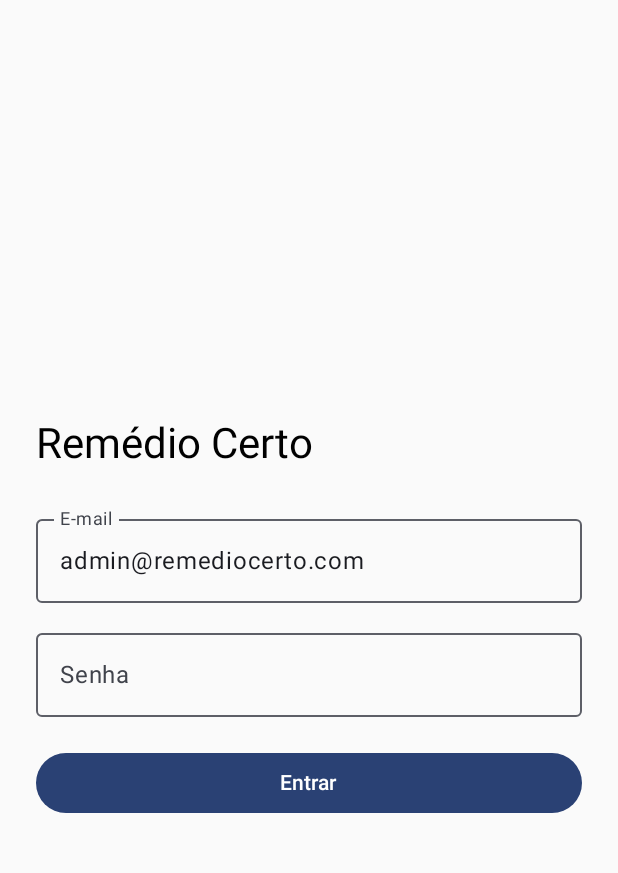
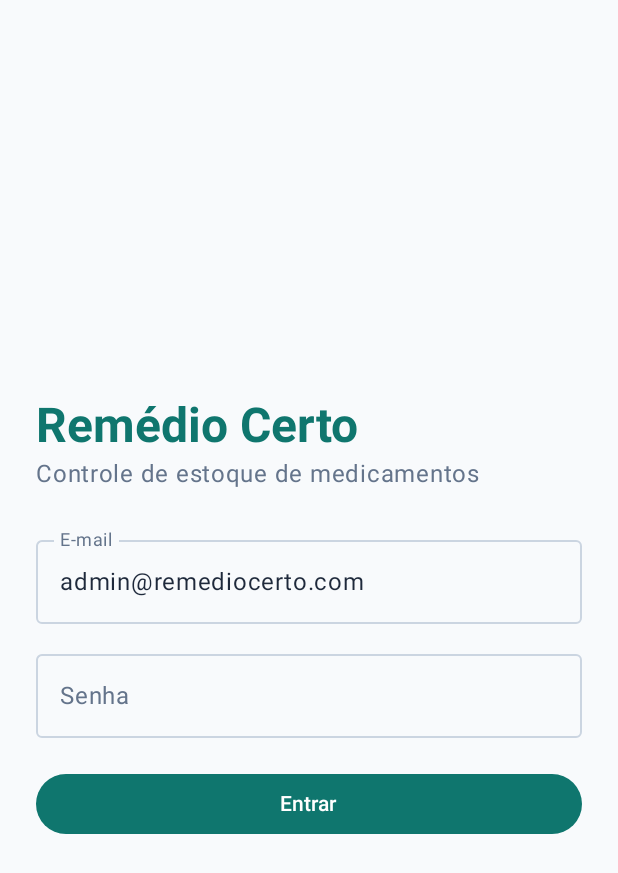
Before and after one commit to Silmara-Lima/remedio-certo-android, an Android app built with Jetpack Compose: the screen it shows after launch (MainActivity), on a phone screen of 412 x 824 dp. Shown: the top 873 px of the screen. Run offline under Robolectric (Android 15) with nearby library versions, the phone set to English and light mode, and no system bars.

Commit message:
Tema com a paleta do Remédio Certo (claro e escuro)

```diff
--- a/RemedioCerto/app/src/main/java/br/com/remediocerto/MainActivity.kt
+++ b/RemedioCerto/app/src/main/java/br/com/remediocerto/MainActivity.kt
@@ -8,6 +8,10 @@ import br.com.remediocerto.core.navigation.AppNavigation
 import br.com.remediocerto.core.network.ApiClient
 import br.com.remediocerto.ui.theme.RemedioCertoTheme
 import kotlinx.coroutines.runBlocking
+import androidx.compose.foundation.layout.fillMaxSize
+import androidx.compose.material3.MaterialTheme
+import androidx.compose.material3.Surface
+import androidx.compose.ui.Modifier
 
 class MainActivity : ComponentActivity() {
     override fun onCreate(savedInstanceState: Bundle?) {
@@ -18,7 +22,12 @@ class MainActivity : ComponentActivity() {
         ApiClient.token = sessaoSalva?.first
         setContent {
             RemedioCertoTheme {
-                AppNavigation(usuarioInicial = sessaoSalva?.second)
+                Surface(
+                    modifier = Modifier.fillMaxSize(),
+                    color = MaterialTheme.colorScheme.background,
+                ) {
+                    AppNavigation(usuarioInicial = sessaoSalva?.second)
+                }
             }
         }
     }
--- a/RemedioCerto/app/src/main/java/br/com/remediocerto/feature/auth/LoginScreen.kt
+++ b/RemedioCerto/app/src/main/java/br/com/remediocerto/feature/auth/LoginScreen.kt
@@ -17,6 +17,7 @@ import br.com.remediocerto.core.network.UsuarioDto
 import kotlinx.coroutines.launch
 import retrofit2.HttpException
 import java.io.IOException
+import androidx.compose.ui.text.font.FontWeight
 
 class LoginViewModel(app: Application) : AndroidViewModel(app) {
     var carregando by mutableStateOf(false); private set
@@ -47,7 +48,16 @@ fun LoginScreen(onLoginOk: (UsuarioDto) -> Unit, vm: LoginViewModel = viewModel(
     LaunchedEffect(vm.usuarioLogado) { vm.usuarioLogado?.let(onLoginOk) }
 
     Column(Modifier.fillMaxSize().padding(24.dp), verticalArrangement = Arrangement.Center) {
-        Text("Remédio Certo", style = MaterialTheme.typography.headlineMedium)
+        Text(
+            "Remédio Certo",
+            style = MaterialTheme.typography.headlineLarge,
+            color = MaterialTheme.colorScheme.primary,
+            fontWeight = FontWeight.Bold,
+        )
+        Text(
+            "Controle de estoque de medicamentos",
+            color = MaterialTheme.colorScheme.onSurfaceVariant,
+        )
         Spacer(Modifier.height(24.dp))
         OutlinedTextField(email, { email = it }, label = { Text("E-mail") }, modifier = Modifier.fillMaxWidth())
         Spacer(Modifier.height(12.dp))
--- a/RemedioCerto/app/src/main/java/br/com/remediocerto/ui/theme/Color.kt
+++ b/RemedioCerto/app/src/main/java/br/com/remediocerto/ui/theme/Color.kt
@@ -2,10 +2,15 @@ package br.com.remediocerto.ui.theme
 
 import androidx.compose.ui.graphics.Color
 
-val Purple80 = Color(0xFFD0BCFF)
-val PurpleGrey80 = Color(0xFFCCC2DC)
-val Pink80 = Color(0xFFEFB8C8)
-
-val Purple40 = Color(0xFF6650a4)
-val PurpleGrey40 = Color(0xFF625b71)
-val Pink40 = Color(0xFF7D5260)
+// Paleta definida no Plano de Projeto (seção 4.2)
+val Primaria = Color(0xFF0F766E)        // verde-azulado: saúde e confiança
+val PrimariaClara = Color(0xFFCCFBF1)
+val PrimariaEscura = Color(0xFF134E4A)
+val Secundaria = Color(0xFF1D4ED8)      // azul: links e informações neutras
+val Sucesso = Color(0xFF15803D)         // em dia
+val Atencao = Color(0xFFB45309)         // vencendo
+val Critico = Color(0xFFB91C1C)         // vencido / estoque baixo / erro
+val FundoClaro = Color(0xFFF8FAFC)
+val FundoEscuro = Color(0xFF0F172A)
+val TextoPrincipal = Color(0xFF1E293B)
+val TextoSecundario = Color(0xFF64748B)
--- a/RemedioCerto/app/src/main/java/br/com/remediocerto/ui/theme/Theme.kt
+++ b/RemedioCerto/app/src/main/java/br/com/remediocerto/ui/theme/Theme.kt
@@ -1,58 +1,64 @@
 package br.com.remediocerto.ui.theme
 
-import android.app.Activity
-import android.os.Build
 import androidx.compose.foundation.isSystemInDarkTheme
 import androidx.compose.material3.MaterialTheme
 import androidx.compose.material3.darkColorScheme
-import androidx.compose.material3.dynamicDarkColorScheme
-import androidx.compose.material3.dynamicLightColorScheme
 import androidx.compose.material3.lightColorScheme
 import androidx.compose.runtime.Composable
-import androidx.compose.ui.platform.LocalContext
+import androidx.compose.ui.graphics.Color
 
-private val DarkColorScheme = darkColorScheme(
-    primary = Purple80,
-    secondary = PurpleGrey80,
-    tertiary = Pink80
+private val EsquemaClaro = lightColorScheme(
+    primary = Primaria,
+    onPrimary = Color.White,
+    primaryContainer = PrimariaClara,
+    onPrimaryContainer = PrimariaEscura,
+    secondary = Secundaria,
+    onSecondary = Color.White,
+    secondaryContainer = PrimariaClara,          // chips de filtro selecionados
+    onSecondaryContainer = PrimariaEscura,
+    error = Critico,
+    onError = Color.White,
+    background = FundoClaro,
+    onBackground = TextoPrincipal,
+    surface = FundoClaro,
+    onSurface = TextoPrincipal,
+    surfaceVariant = Color(0xFFE2E8F0),
+    onSurfaceVariant = TextoSecundario,
+    surfaceContainer = Color.White,              // barra de navegação inferior
+    surfaceContainerHighest = Color(0xFFE6F4F1), // cartões
+    outline = Color(0xFFCBD5E1),
 )
 
-private val LightColorScheme = lightColorScheme(
-    primary = Purple40,
-    secondary = PurpleGrey40,
-    tertiary = Pink40
-
-    /* Other default colors to override
-    background = Color(0xFFFFFBFE),
-    surface = Color(0xFFFFFBFE),
-    onPrimary = Color.White,
-    onSecondary = Color.White,
-    onTertiary = Color.White,
-    onBackground = Color(0xFF1C1B1F),
-    onSurface = Color(0xFF1C1B1F),
-    */
+private val EsquemaEscuro = darkColorScheme(
+    primary = Color(0xFF5EEAD4),
+    onPrimary = Color(0xFF042F2E),
+    primaryContainer = Color(0xFF115E59),
+    onPrimaryContainer = PrimariaClara,
+    secondary = Color(0xFF93C5FD),
+    onSecondary = Color(0xFF172554),
+    secondaryContainer = Color(0xFF115E59),
+    onSecondaryContainer = PrimariaClara,
+    error = Color(0xFFFCA5A5),
+    onError = Color(0xFF450A0A),
+    background = FundoEscuro,
+    onBackground = Color(0xFFE2E8F0),
+    surface = FundoEscuro,
+    onSurface = Color(0xFFE2E8F0),
+    surfaceVariant = Color(0xFF1E293B),
+    onSurfaceVariant = Color(0xFF94A3B8),
+    surfaceContainer = Color(0xFF111C33),
+    surfaceContainerHighest = Color(0xFF1E293B),
+    outline = Color(0xFF334155),
 )
 
 @Composable
 fun RemedioCertoTheme(
     darkTheme: Boolean = isSystemInDarkTheme(),
-    // Dynamic color is available on Android 12+
-    dynamicColor: Boolean = true,
-    content: @Composable () -> Unit
+    content: @Composable () -> Unit,
 ) {
-    val colorScheme = when {
-        dynamicColor && Build.VERSION.SDK_INT >= Build.VERSION_CODES.S -> {
-            val context = LocalContext.current
-            if (darkTheme) dynamicDarkColorScheme(context) else dynamicLightColorScheme(context)
-        }
-
-        darkTheme -> DarkColorScheme
-        else -> LightColorScheme
-    }
-
     MaterialTheme(
-        colorScheme = colorScheme,
+        colorScheme = if (darkTheme) EsquemaEscuro else EsquemaClaro,
         typography = Typography,
-        content = content
+        content = content,
     )
 }
--- a/RemedioCerto/app/src/main/res/values/strings.xml
+++ b/RemedioCerto/app/src/main/res/values/strings.xml
@@ -1,3 +1,3 @@
 <resources>
-    <string name="app_name">Remedio Certo</string>
+    <string name="app_name">Remédio Certo</string>
 </resources>
```
